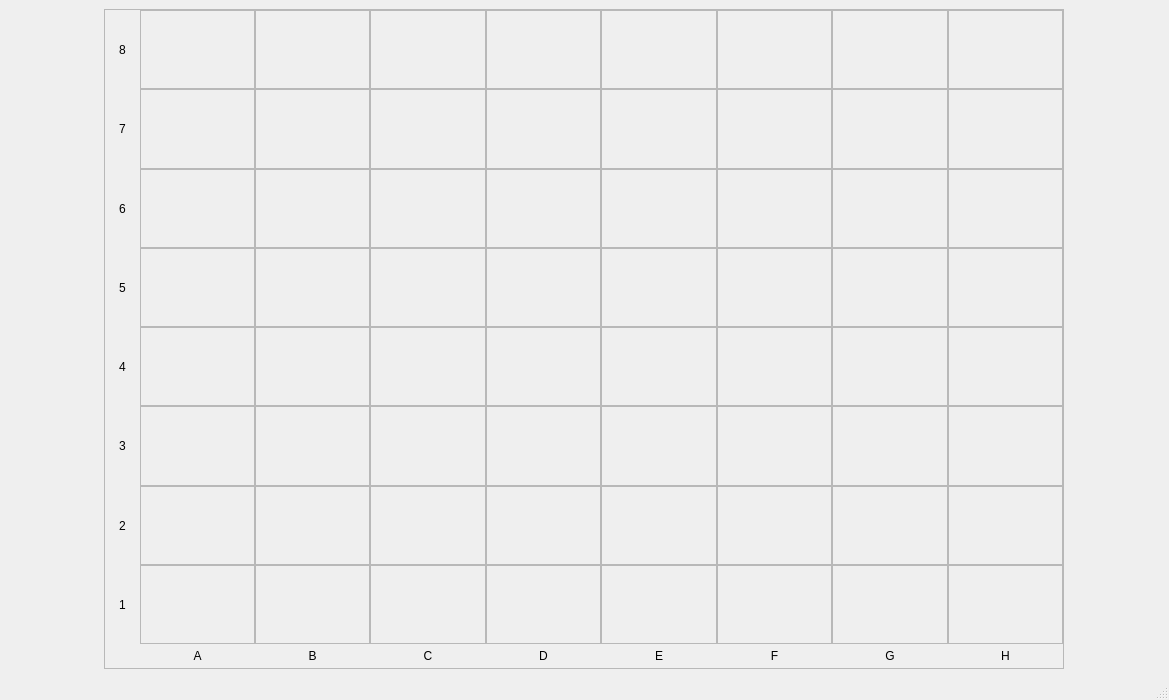
B3R63R/ChessApp, file mainwindow.ui: the form before one commit.
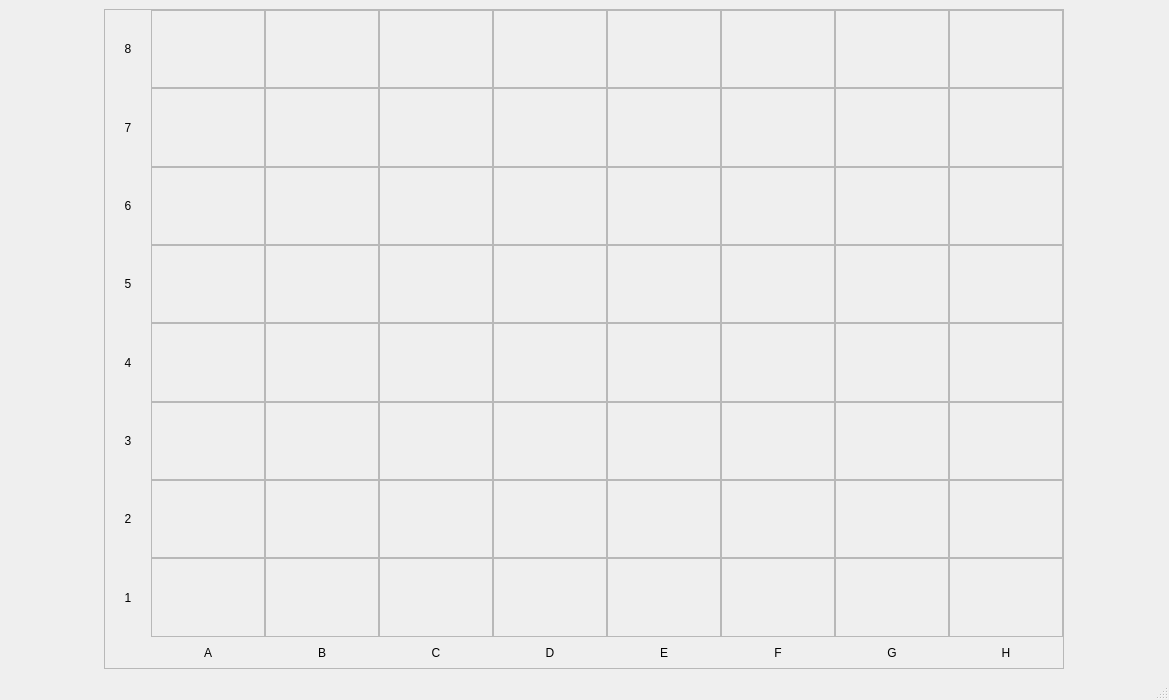
The form after the commit.

Commit message: Adjust squares size in GUI

What changed in the file:
```diff
--- a/mainwindow.ui
+++ b/mainwindow.ui
@@ -22,8 +22,8 @@
      <widget class="QFrame" name="frame">
       <property name="sizePolicy">
        <sizepolicy hsizetype="Preferred" vsizetype="Preferred">
-        <horstretch>20</horstretch>
-        <verstretch>20</verstretch>
+        <horstretch>1</horstretch>
+        <verstretch>1</verstretch>
        </sizepolicy>
       </property>
       <property name="minimumSize">
@@ -68,19 +68,19 @@
          <property name="spacing">
           <number>0</number>
          </property>
-         <item row="3" column="0">
-          <widget class="QLabel" name="label_V4">
+         <item row="4" column="4">
+          <widget class="QFrame" name="frame_D4">
            <property name="sizePolicy">
             <sizepolicy hsizetype="Preferred" vsizetype="Preferred">
-             <horstretch>3</horstretch>
-             <verstretch>0</verstretch>
+             <horstretch>5</horstretch>
+             <verstretch>5</verstretch>
             </sizepolicy>
            </property>
-           <property name="text">
-            <string>5</string>
+           <property name="frameShape">
+            <enum>QFrame::Shape::StyledPanel</enum>
            </property>
-           <property name="alignment">
-            <set>Qt::AlignmentFlag::AlignCenter</set>
+           <property name="frameShadow">
+            <enum>QFrame::Shadow::Raised</enum>
            </property>
           </widget>
          </item>
@@ -88,8 +88,8 @@
           <widget class="QFrame" name="frame_F8">
            <property name="sizePolicy">
             <sizepolicy hsizetype="Preferred" vsizetype="Preferred">
-             <horstretch>10</horstretch>
-             <verstretch>10</verstretch>
+             <horstretch>5</horstretch>
+             <verstretch>5</verstretch>
             </sizepolicy>
            </property>
            <property name="frameShape">
@@ -100,12 +100,28 @@
            </property>
           </widget>
          </item>
+         <item row="8" column="7">
+          <widget class="QLabel" name="label_H6">
+           <property name="sizePolicy">
+            <sizepolicy hsizetype="Preferred" vsizetype="Preferred">
+             <horstretch>2</horstretch>
+             <verstretch>2</verstretch>
+            </sizepolicy>
+           </property>
+           <property name="text">
+            <string>G</string>
+           </property>
+           <property name="alignment">
+            <set>Qt::AlignmentFlag::AlignCenter</set>
+           </property>
+          </widget>
+         </item>
          <item row="3" column="2">
           <widget class="QFrame" name="frame_B5">
            <property name="sizePolicy">
             <sizepolicy hsizetype="Preferred" vsizetype="Preferred">
-             <horstretch>10</horstretch>
-             <verstretch>10</verstretch>
+             <horstretch>5</horstretch>
+             <verstretch>5</verstretch>
             </sizepolicy>
            </property>
            <property name="frameShape">
@@ -120,8 +136,8 @@
           <widget class="QFrame" name="frame_C2">
            <property name="sizePolicy">
             <sizepolicy hsizetype="Preferred" vsizetype="Preferred">
-             <horstretch>10</horstretch>
-             <verstretch>10</verstretch>
+             <horstretch>5</horstretch>
+             <verstretch>5</verstretch>
             </sizepolicy>
            </property>
            <property name="frameShape">
@@ -136,8 +152,8 @@
           <widget class="QFrame" name="frame_A4">
            <property name="sizePolicy">
             <sizepolicy hsizetype="Preferred" vsizetype="Preferred">
-             <horstretch>10</horstretch>
-             <verstretch>10</verstretch>
+             <horstretch>5</horstretch>
+             <verstretch>5</verstretch>
             </sizepolicy>
            </property>
            <property name="frameShape">
@@ -148,12 +164,28 @@
            </property>
           </widget>
          </item>
+         <item row="8" column="2">
+          <widget class="QLabel" name="label_H1">
+           <property name="sizePolicy">
+            <sizepolicy hsizetype="Preferred" vsizetype="Preferred">
+             <horstretch>2</horstretch>
+             <verstretch>2</verstretch>
+            </sizepolicy>
+           </property>
+           <property name="text">
+            <string>B</string>
+           </property>
+           <property name="alignment">
+            <set>Qt::AlignmentFlag::AlignCenter</set>
+           </property>
+          </widget>
+         </item>
          <item row="6" column="8">
           <widget class="QFrame" name="frame_H2">
            <property name="sizePolicy">
             <sizepolicy hsizetype="Preferred" vsizetype="Preferred">
-             <horstretch>10</horstretch>
-             <verstretch>10</verstretch>
+             <horstretch>5</horstretch>
+             <verstretch>5</verstretch>
             </sizepolicy>
            </property>
            <property name="frameShape">
@@ -168,8 +200,8 @@
           <widget class="QFrame" name="frame_E4">
            <property name="sizePolicy">
             <sizepolicy hsizetype="Preferred" vsizetype="Preferred">
-             <horstretch>10</horstretch>
-             <verstretch>10</verstretch>
+             <horstretch>5</horstretch>
+             <verstretch>5</verstretch>
             </sizepolicy>
            </property>
            <property name="frameShape">
@@ -184,8 +216,8 @@
           <widget class="QFrame" name="frame_C8">
            <property name="sizePolicy">
             <sizepolicy hsizetype="Preferred" vsizetype="Preferred">
-             <horstretch>10</horstretch>
-             <verstretch>10</verstretch>
+             <horstretch>5</horstretch>
+             <verstretch>5</verstretch>
             </sizepolicy>
            </property>
            <property name="frameShape">
@@ -200,8 +232,8 @@
           <widget class="QFrame" name="frame_F2">
            <property name="sizePolicy">
             <sizepolicy hsizetype="Preferred" vsizetype="Preferred">
-             <horstretch>10</horstretch>
-             <verstretch>10</verstretch>
+             <horstretch>5</horstretch>
+             <verstretch>5</verstretch>
             </sizepolicy>
            </property>
            <property name="frameShape">
@@ -212,12 +244,28 @@
            </property>
           </widget>
          </item>
+         <item row="8" column="1">
+          <widget class="QLabel" name="label_H0">
+           <property name="sizePolicy">
+            <sizepolicy hsizetype="Preferred" vsizetype="Preferred">
+             <horstretch>2</horstretch>
+             <verstretch>2</verstretch>
+            </sizepolicy>
+           </property>
+           <property name="text">
+            <string>A</string>
+           </property>
+           <property name="alignment">
+            <set>Qt::AlignmentFlag::AlignCenter</set>
+           </property>
+          </widget>
+         </item>
          <item row="4" column="0">
           <widget class="QLabel" name="label_V3">
            <property name="sizePolicy">
             <sizepolicy hsizetype="Preferred" vsizetype="Preferred">
-             <horstretch>3</horstretch>
-             <verstretch>0</verstretch>
+             <horstretch>2</horstretch>
+             <verstretch>2</verstretch>
             </sizepolicy>
            </property>
            <property name="text">
@@ -232,8 +280,8 @@
           <widget class="QFrame" name="frame_C1">
            <property name="sizePolicy">
             <sizepolicy hsizetype="Preferred" vsizetype="Preferred">
-             <horstretch>10</horstretch>
-             <verstretch>10</verstretch>
+             <horstretch>5</horstretch>
+             <verstretch>5</verstretch>
             </sizepolicy>
            </property>
            <property name="frameShape">
@@ -248,8 +296,8 @@
           <widget class="QFrame" name="frame_H7">
            <property name="sizePolicy">
             <sizepolicy hsizetype="Preferred" vsizetype="Preferred">
-             <horstretch>10</horstretch>
-             <verstretch>10</verstretch>
+             <horstretch>5</horstretch>
+             <verstretch>5</verstretch>
             </sizepolicy>
            </property>
            <property name="frameShape">
@@ -260,12 +308,28 @@
            </property>
           </widget>
          </item>
+         <item row="8" column="8">
+          <widget class="QLabel" name="label_H7">
+           <property name="sizePolicy">
+            <sizepolicy hsizetype="Preferred" vsizetype="Preferred">
+             <horstretch>2</horstretch>
+             <verstretch>2</verstretch>
+            </sizepolicy>
+           </property>
+           <property name="text">
+            <string>H</string>
+           </property>
+           <property name="alignment">
+            <set>Qt::AlignmentFlag::AlignCenter</set>
+           </property>
+          </widget>
+         </item>
          <item row="5" column="3">
           <widget class="QFrame" name="frame_C3">
            <property name="sizePolicy">
             <sizepolicy hsizetype="Preferred" vsizetype="Preferred">
-             <horstretch>10</horstretch>
-             <verstretch>10</verstretch>
+             <horstretch>5</horstretch>
+             <verstretch>5</verstretch>
             </sizepolicy>
            </property>
            <property name="frameShape">
@@ -280,8 +344,8 @@
           <widget class="QFrame" name="frame_A6">
            <property name="sizePolicy">
             <sizepolicy hsizetype="Preferred" vsizetype="Preferred">
-             <horstretch>10</horstretch>
-             <verstretch>10</verstretch>
+             <horstretch>5</horstretch>
+             <verstretch>5</verstretch>
             </sizepolicy>
            </property>
            <property name="frameShape">
@@ -296,8 +360,8 @@
           <widget class="QLabel" name="label_V2">
            <property name="sizePolicy">
             <sizepolicy hsizetype="Preferred" vsizetype="Preferred">
-             <horstretch>3</horstretch>
-             <verstretch>0</verstretch>
+             <horstretch>2</horstretch>
+             <verstretch>2</verstretch>
             </sizepolicy>
            </property>
            <property name="text">
@@ -312,8 +376,8 @@
           <widget class="QFrame" name="frame_F3">
            <property name="sizePolicy">
             <sizepolicy hsizetype="Preferred" vsizetype="Preferred">
-             <horstretch>10</horstretch>
-             <verstretch>10</verstretch>
+             <horstretch>5</horstretch>
+             <verstretch>5</verstretch>
             </sizepolicy>
            </property>
            <property name="frameShape">
@@ -328,8 +392,8 @@
           <widget class="QFrame" name="frame_A3">
            <property name="sizePolicy">
             <sizepolicy hsizetype="Preferred" vsizetype="Preferred">
-             <horstretch>10</horstretch>
-             <verstretch>10</verstretch>
+             <horstretch>5</horstretch>
+             <verstretch>5</verstretch>
             </sizepolicy>
            </property>
            <property name="frameShape">
@@ -344,8 +408,8 @@
           <widget class="QFrame" name="frame_B7">
            <property name="sizePolicy">
             <sizepolicy hsizetype="Preferred" vsizetype="Preferred">
-             <horstretch>10</horstretch>
-             <verstretch>10</verstretch>
+             <horstretch>5</horstretch>
+             <verstretch>5</verstretch>
             </sizepolicy>
            </property>
            <property name="frameShape">
@@ -360,8 +424,8 @@
           <widget class="QFrame" name="frame_C7">
            <property name="sizePolicy">
             <sizepolicy hsizetype="Preferred" vsizetype="Preferred">
-             <horstretch>10</horstretch>
-             <verstretch>10</verstretch>
+             <horstretch>5</horstretch>
+             <verstretch>5</verstretch>
             </sizepolicy>
            </property>
            <property name="frameShape">
@@ -376,8 +440,8 @@
           <widget class="QFrame" name="frame_A1">
            <property name="sizePolicy">
             <sizepolicy hsizetype="Preferred" vsizetype="Preferred">
-             <horstretch>10</horstretch>
-             <verstretch>10</verstretch>
+             <horstretch>5</horstretch>
+             <verstretch>5</verstretch>
             </sizepolicy>
            </property>
            <property name="frameShape">
@@ -393,8 +457,8 @@
           <widget class="QFrame" name="frame_D7">
            <property name="sizePolicy">
             <sizepolicy hsizetype="Preferred" vsizetype="Preferred">
-             <horstretch>10</horstretch>
-             <verstretch>10</verstretch>
+             <horstretch>5</horstretch>
+             <verstretch>5</verstretch>
             </sizepolicy>
            </property>
            <property name="frameShape">
@@ -405,12 +469,28 @@
            </property>
           </widget>
          </item>
+         <item row="8" column="4">
+          <widget class="QLabel" name="label_H3">
+           <property name="sizePolicy">
+            <sizepolicy hsizetype="Preferred" vsizetype="Preferred">
+             <horstretch>2</horstretch>
+             <verstretch>2</verstretch>
+            </sizepolicy>
+           </property>
+           <property name="text">
+            <string>D</string>
+           </property>
+           <property name="alignment">
+            <set>Qt::AlignmentFlag::AlignCenter</set>
+           </property>
+          </widget>
+         </item>
          <item row="2" column="6">
           <widget class="QFrame" name="frame_F6">
            <property name="sizePolicy">
             <sizepolicy hsizetype="Preferred" vsizetype="Preferred">
-             <horstretch>10</horstretch>
-             <verstretch>10</verstretch>
+             <horstretch>5</horstretch>
+             <verstretch>5</verstretch>
             </sizepolicy>
            </property>
            <property name="frameShape">
@@ -425,8 +505,8 @@
           <widget class="QFrame" name="frame_B2">
            <property name="sizePolicy">
             <sizepolicy hsizetype="Preferred" vsizetype="Preferred">
-             <horstretch>10</horstretch>
-             <verstretch>10</verstretch>
+             <horstretch>5</horstretch>
+             <verstretch>5</verstretch>
             </sizepolicy>
            </property>
            <property name="frameShape">
@@ -441,8 +521,8 @@
           <widget class="QFrame" name="frame_E5">
            <property name="sizePolicy">
             <sizepolicy hsizetype="Preferred" vsizetype="Preferred">
-             <horstretch>10</horstretch>
-             <verstretch>10</verstretch>
+             <horstretch>5</horstretch>
+             <verstretch>5</verstretch>
             </sizepolicy>
            </property>
            <property name="frameShape">
@@ -457,8 +537,8 @@
           <widget class="QFrame" name="frame_E3">
            <property name="sizePolicy">
             <sizepolicy hsizetype="Preferred" vsizetype="Preferred">
-             <horstretch>10</horstretch>
-             <verstretch>10</verstretch>
+             <horstretch>5</horstretch>
+             <verstretch>5</verstretch>
             </sizepolicy>
            </property>
            <property name="frameShape">
@@ -469,12 +549,28 @@
            </property>
           </widget>
          </item>
+         <item row="8" column="3">
+          <widget class="QLabel" name="label_H2">
+           <property name="sizePolicy">
+            <sizepolicy hsizetype="Preferred" vsizetype="Preferred">
+             <horstretch>2</horstretch>
+             <verstretch>2</verstretch>
+            </sizepolicy>
+           </property>
+           <property name="text">
+            <string>C</string>
+           </property>
+           <property name="alignment">
+            <set>Qt::AlignmentFlag::AlignCenter</set>
+           </property>
+          </widget>
+         </item>
          <item row="6" column="5">
           <widget class="QFrame" name="frame_E2">
            <property name="sizePolicy">
             <sizepolicy hsizetype="Preferred" vsizetype="Preferred">
-             <horstretch>10</horstretch>
-             <verstretch>10</verstretch>
+             <horstretch>5</horstretch>
+             <verstretch>5</verstretch>
             </sizepolicy>
            </property>
            <property name="frameShape">
@@ -489,8 +585,8 @@
           <widget class="QFrame" name="frame_H8">
            <property name="sizePolicy">
             <sizepolicy hsizetype="Preferred" vsizetype="Preferred">
-             <horstretch>10</horstretch>
-             <verstretch>10</verstretch>
+             <horstretch>5</horstretch>
+             <verstretch>5</verstretch>
             </sizepolicy>
            </property>
            <property name="frameShape">
@@ -505,8 +601,8 @@
           <widget class="QFrame" name="frame_G5">
            <property name="sizePolicy">
             <sizepolicy hsizetype="Preferred" vsizetype="Preferred">
-             <horstretch>10</horstretch>
-             <verstretch>10</verstretch>
+             <horstretch>5</horstretch>
+             <verstretch>5</verstretch>
             </sizepolicy>
            </property>
            <property name="frameShape">
@@ -517,12 +613,28 @@
            </property>
           </widget>
          </item>
+         <item row="8" column="5">
+          <widget class="QLabel" name="label_H4">
+           <property name="sizePolicy">
+            <sizepolicy hsizetype="Preferred" vsizetype="Preferred">
+             <horstretch>2</horstretch>
+             <verstretch>2</verstretch>
+            </sizepolicy>
+           </property>
+           <property name="text">
+            <string>E</string>
+           </property>
+           <property name="alignment">
+            <set>Qt::AlignmentFlag::AlignCenter</set>
+           </property>
+          </widget>
+         </item>
          <item row="4" column="2">
           <widget class="QFrame" name="frame_B4">
            <property name="sizePolicy">
             <sizepolicy hsizetype="Preferred" vsizetype="Preferred">
-             <horstretch>10</horstretch>
-             <verstretch>10</verstretch>
+             <horstretch>5</horstretch>
+             <verstretch>5</verstretch>
             </sizepolicy>
            </property>
            <property name="frameShape">
@@ -537,8 +649,8 @@
           <widget class="QFrame" name="frame_A7">
            <property name="sizePolicy">
             <sizepolicy hsizetype="Preferred" vsizetype="Preferred">
-             <horstretch>10</horstretch>
-             <verstretch>10</verstretch>
+             <horstretch>5</horstretch>
+             <verstretch>5</verstretch>
             </sizepolicy>
            </property>
            <property name="frameShape">
@@ -553,8 +665,8 @@
           <widget class="QFrame" name="frame_G2">
            <property name="sizePolicy">
             <sizepolicy hsizetype="Preferred" vsizetype="Preferred">
-             <horstretch>10</horstretch>
-             <verstretch>10</verstretch>
+             <horstretch>5</horstretch>
+             <verstretch>5</verstretch>
             </sizepolicy>
            </property>
            <property name="frameShape">
@@ -569,8 +681,8 @@
           <widget class="QFrame" name="frame_G4">
            <property name="sizePolicy">
             <sizepolicy hsizetype="Preferred" vsizetype="Preferred">
-             <horstretch>10</horstretch>
-             <verstretch>10</verstretch>
+             <horstretch>5</horstretch>
+             <verstretch>5</verstretch>
             </sizepolicy>
            </property>
            <property name="frameShape">
@@ -585,8 +697,8 @@
           <widget class="QFrame" name="frame_H5">
            <property name="sizePolicy">
             <sizepolicy hsizetype="Preferred" vsizetype="Preferred">
-             <horstretch>10</horstretch>
-             <verstretch>10</verstretch>
+             <horstretch>5</horstretch>
+             <verstretch>5</verstretch>
             </sizepolicy>
            </property>
            <property name="frameShape">
@@ -601,8 +713,8 @@
           <widget class="QFrame" name="frame_E7">
            <property name="sizePolicy">
             <sizepolicy hsizetype="Preferred" vsizetype="Preferred">
-             <horstretch>10</horstretch>
-             <verstretch>10</verstretch>
+             <horstretch>5</horstretch>
+             <verstretch>5</verstretch>
             </sizepolicy>
            </property>
            <property name="frameShape">
@@ -617,8 +729,8 @@
           <widget class="QFrame" name="frame_G6">
            <property name="sizePolicy">
             <sizepolicy hsizetype="Preferred" vsizetype="Preferred">
-             <horstretch>10</horstretch>
-             <verstretch>10</verstretch>
+             <horstretch>5</horstretch>
+             <verstretch>5</verstretch>
             </sizepolicy>
            </property>
            <property name="frameShape">
@@ -633,8 +745,8 @@
           <widget class="QFrame" name="frame_H6">
            <property name="sizePolicy">
             <sizepolicy hsizetype="Preferred" vsizetype="Preferred">
-             <horstretch>10</horstretch>
-             <verstretch>10</verstretch>
+             <horstretch>5</horstretch>
+             <verstretch>5</verstretch>
             </sizepolicy>
            </property>
            <property name="frameShape">
@@ -649,8 +761,8 @@
           <widget class="QFrame" name="frame_H1">
            <property name="sizePolicy">
             <sizepolicy hsizetype="Preferred" vsizetype="Preferred">
-             <horstretch>10</horstretch>
-             <verstretch>10</verstretch>
+             <horstretch>5</horstretch>
+             <verstretch>5</verstretch>
             </sizepolicy>
            </property>
            <property name="frameShape">
@@ -665,8 +777,8 @@
           <widget class="QFrame" name="frame_G8">
            <property name="sizePolicy">
             <sizepolicy hsizetype="Preferred" vsizetype="Preferred">
-             <horstretch>10</horstretch>
-             <verstretch>10</verstretch>
+             <horstretch>5</horstretch>
+             <verstretch>5</verstretch>
             </sizepolicy>
            </property>
            <property name="frameShape">
@@ -681,8 +793,8 @@
           <widget class="QFrame" name="frame_G1">
            <property name="sizePolicy">
             <sizepolicy hsizetype="Preferred" vsizetype="Preferred">
-             <horstretch>10</horstretch>
-             <verstretch>10</verstretch>
+             <horstretch>5</horstretch>
+             <verstretch>5</verstretch>
             </sizepolicy>
            </property>
            <property name="frameShape">
@@ -697,8 +809,8 @@
           <widget class="QFrame" name="frame_D2">
            <property name="sizePolicy">
             <sizepolicy hsizetype="Preferred" vsizetype="Preferred">
-             <horstretch>10</horstretch>
-             <verstretch>10</verstretch>
+             <horstretch>5</horstretch>
+             <verstretch>5</verstretch>
             </sizepolicy>
            </property>
            <property name="frameShape">
@@ -713,8 +825,8 @@
           <widget class="QFrame" name="frame_G7">
            <property name="sizePolicy">
             <sizepolicy hsizetype="Preferred" vsizetype="Preferred">
-             <horstretch>10</horstretch>
-             <verstretch>10</verstretch>
+             <horstretch>5</horstretch>
+             <verstretch>5</verstretch>
             </sizepolicy>
            </property>
            <property name="frameShape">
@@ -729,8 +841,8 @@
           <widget class="QLabel" name="label_V5">
            <property name="sizePolicy">
             <sizepolicy hsizetype="Preferred" vsizetype="Preferred">
-             <horstretch>3</horstretch>
-             <verstretch>0</verstretch>
+             <horstretch>2</horstretch>
+             <verstretch>2</verstretch>
             </sizepolicy>
            </property>
            <property name="text">
@@ -741,28 +853,12 @@
            </property>
           </widget>
          </item>
-         <item row="0" column="0">
-          <widget class="QLabel" name="label_V7">
-           <property name="sizePolicy">
-            <sizepolicy hsizetype="Preferred" vsizetype="Preferred">
-             <horstretch>3</horstretch>
-             <verstretch>0</verstretch>
-            </sizepolicy>
-           </property>
-           <property name="text">
-            <string>8</string>
-           </property>
-           <property name="alignment">
-            <set>Qt::AlignmentFlag::AlignCenter</set>
-           </property>
-          </widget>
-         </item>
          <item row="7" column="6">
           <widget class="QFrame" name="frame_F1">
            <property name="sizePolicy">
             <sizepolicy hsizetype="Preferred" vsizetype="Preferred">
-             <horstretch>10</horstretch>
-             <verstretch>10</verstretch>
+             <horstretch>5</horstretch>
+             <verstretch>5</verstretch>
             </sizepolicy>
            </property>
            <property name="frameShape">
@@ -777,8 +873,8 @@
           <widget class="QFrame" name="frame_F4">
            <property name="sizePolicy">
             <sizepolicy hsizetype="Preferred" vsizetype="Preferred">
-             <horstretch>10</horstretch>
-             <verstretch>10</verstretch>
+             <horstretch>5</horstretch>
+             <verstretch>5</verstretch>
             </sizepolicy>
            </property>
            <property name="frameShape">
@@ -793,8 +889,8 @@
           <widget class="QFrame" name="frame_A5">
            <property name="sizePolicy">
             <sizepolicy hsizetype="Preferred" vsizetype="Preferred">
-             <horstretch>10</horstretch>
-             <verstretch>10</verstretch>
+             <horstretch>5</horstretch>
+             <verstretch>5</verstretch>
             </sizepolicy>
            </property>
            <property name="frameShape">
@@ -809,8 +905,8 @@
           <widget class="QFrame" name="frame_D3">
            <property name="sizePolicy">
             <sizepolicy hsizetype="Preferred" vsizetype="Preferred">
-             <horstretch>10</horstretch>
-             <verstretch>10</verstretch>
+             <horstretch>5</horstretch>
+             <verstretch>5</verstretch>
             </sizepolicy>
            </property>
            <property name="frameShape">
@@ -821,12 +917,28 @@
            </property>
           </widget>
          </item>
+         <item row="8" column="6">
+          <widget class="QLabel" name="label_H5">
+           <property name="sizePolicy">
+            <sizepolicy hsizetype="Preferred" vsizetype="Preferred">
+             <horstretch>2</horstretch>
+             <verstretch>2</verstretch>
+            </sizepolicy>
+           </property>
+           <property name="text">
+            <string>F</string>
+           </property>
+           <property name="alignment">
+            <set>Qt::AlignmentFlag::AlignCenter</set>
+           </property>
+          </widget>
+         </item>
          <item row="6" column="1">
           <widget class="QFrame" name="frame_A2">
            <property name="sizePolicy">
             <sizepolicy hsizetype="Preferred" vsizetype="Preferred">
-             <horstretch>10</horstretch>
-             <verstretch>10</verstretch>
+             <horstretch>5</horstretch>
+             <verstretch>5</verstretch>
             </sizepolicy>
            </property>
            <property name="frameShape">
@@ -841,8 +953,8 @@
           <widget class="QFrame" name="frame_D5">
            <property name="sizePolicy">
             <sizepolicy hsizetype="Preferred" vsizetype="Preferred">
-             <horstretch>10</horstretch>
-             <verstretch>10</verstretch>
+             <horstretch>5</horstretch>
+             <verstretch>5</verstretch>
             </sizepolicy>
            </property>
            <property name="frameShape">
@@ -857,8 +969,8 @@
           <widget class="QFrame" name="frame_F7">
            <property name="sizePolicy">
             <sizepolicy hsizetype="Preferred" vsizetype="Preferred">
-             <horstretch>10</horstretch>
-             <verstretch>10</verstretch>
+             <horstretch>5</horstretch>
+             <verstretch>5</verstretch>
             </sizepolicy>
            </property>
            <property name="frameShape">
@@ -873,8 +985,8 @@
           <widget class="QFrame" name="frame_C5">
            <property name="sizePolicy">
             <sizepolicy hsizetype="Preferred" vsizetype="Preferred">
-             <horstretch>10</horstretch>
-             <verstretch>10</verstretch>
+             <horstretch>5</horstretch>
+             <verstretch>5</verstretch>
             </sizepolicy>
            </property>
            <property name="frameShape">
@@ -889,8 +1001,8 @@
           <widget class="QLabel" name="label_V0">
            <property name="sizePolicy">
             <sizepolicy hsizetype="Preferred" vsizetype="Preferred">
-             <horstretch>3</horstretch>
-             <verstretch>0</verstretch>
+             <horstretch>2</horstretch>
+             <verstretch>2</verstretch>
             </sizepolicy>
            </property>
            <property name="text">
@@ -905,8 +1017,8 @@
           <widget class="QFrame" name="frame_B1">
            <property name="sizePolicy">
             <sizepolicy hsizetype="Preferred" vsizetype="Preferred">
-             <horstretch>10</horstretch>
-             <verstretch>10</verstretch>
+             <horstretch>5</horstretch>
+             <verstretch>5</verstretch>
             </sizepolicy>
            </property>
            <property name="frameShape">
@@ -921,8 +1033,8 @@
           <widget class="QFrame" name="frame_D1">
            <property name="sizePolicy">
             <sizepolicy hsizetype="Preferred" vsizetype="Preferred">
-             <horstretch>10</horstretch>
-             <verstretch>10</verstretch>
+             <horstretch>5</horstretch>
+             <verstretch>5</verstretch>
             </sizepolicy>
            </property>
            <property name="frameShape">
@@ -937,8 +1049,8 @@
           <widget class="QFrame" name="frame_B8">
            <property name="sizePolicy">
             <sizepolicy hsizetype="Preferred" vsizetype="Preferred">
-             <horstretch>10</horstretch>
-             <verstretch>10</verstretch>
+             <horstretch>5</horstretch>
+             <verstretch>5</verstretch>
             </sizepolicy>
            </property>
            <property name="frameShape">
@@ -953,8 +1065,8 @@
           <widget class="QFrame" name="frame_E1">
            <property name="sizePolicy">
             <sizepolicy hsizetype="Preferred" vsizetype="Preferred">
-             <horstretch>10</horstretch>
-             <verstretch>10</verstretch>
+             <horstretch>5</horstretch>
+             <verstretch>5</verstretch>
             </sizepolicy>
            </property>
            <property name="frameShape">
@@ -969,8 +1081,8 @@
           <widget class="QFrame" name="frame_B6">
            <property name="sizePolicy">
             <sizepolicy hsizetype="Preferred" vsizetype="Preferred">
-             <horstretch>10</horstretch>
-             <verstretch>10</verstretch>
+             <horstretch>5</horstretch>
+             <verstretch>5</verstretch>
             </sizepolicy>
            </property>
            <property name="frameShape">
@@ -985,8 +1097,8 @@
           <widget class="QFrame" name="frame_E6">
            <property name="sizePolicy">
             <sizepolicy hsizetype="Preferred" vsizetype="Preferred">
-             <horstretch>10</horstretch>
-             <verstretch>10</verstretch>
+             <horstretch>5</horstretch>
+             <verstretch>5</verstretch>
             </sizepolicy>
            </property>
            <property name="frameShape">
@@ -1001,8 +1113,8 @@
           <widget class="QFrame" name="frame_C6">
            <property name="sizePolicy">
             <sizepolicy hsizetype="Preferred" vsizetype="Preferred">
-             <horstretch>10</horstretch>
-             <verstretch>10</verstretch>
+             <horstretch>5</horstretch>
+             <verstretch>5</verstretch>
             </sizepolicy>
            </property>
            <property name="frameShape">
@@ -1017,8 +1129,8 @@
           <widget class="QFrame" name="frame_E8">
            <property name="sizePolicy">
             <sizepolicy hsizetype="Preferred" vsizetype="Preferred">
-             <horstretch>10</horstretch>
-             <verstretch>10</verstretch>
+             <horstretch>5</horstretch>
+             <verstretch>5</verstretch>
             </sizepolicy>
            </property>
            <property name="frameShape">
@@ -1033,8 +1145,8 @@
           <widget class="QFrame" name="frame_B3">
            <property name="sizePolicy">
             <sizepolicy hsizetype="Preferred" vsizetype="Preferred">
-             <horstretch>10</horstretch>
-             <verstretch>10</verstretch>
+             <horstretch>5</horstretch>
+             <verstretch>5</verstretch>
             </sizepolicy>
            </property>
            <property name="frameShape">
@@ -1049,8 +1161,8 @@
           <widget class="QFrame" name="frame_D6">
            <property name="sizePolicy">
             <sizepolicy hsizetype="Preferred" vsizetype="Preferred">
-             <horstretch>10</horstretch>
-             <verstretch>10</verstretch>
+             <horstretch>5</horstretch>
+             <verstretch>5</verstretch>
             </sizepolicy>
            </property>
            <property name="frameShape">
@@ -1065,8 +1177,8 @@
           <widget class="QFrame" name="frame_D8">
            <property name="sizePolicy">
             <sizepolicy hsizetype="Preferred" vsizetype="Preferred">
-             <horstretch>10</horstretch>
-             <verstretch>10</verstretch>
+             <horstretch>5</horstretch>
+             <verstretch>5</verstretch>
             </sizepolicy>
            </property>
            <property name="frameShape">
@@ -1081,8 +1193,8 @@
           <widget class="QFrame" name="frame_G3">
            <property name="sizePolicy">
             <sizepolicy hsizetype="Preferred" vsizetype="Preferred">
-             <horstretch>10</horstretch>
-             <verstretch>10</verstretch>
+             <horstretch>5</horstretch>
+             <verstretch>5</verstretch>
             </sizepolicy>
            </property>
            <property name="frameShape">
@@ -1097,8 +1209,8 @@
           <widget class="QLabel" name="label_V6">
            <property name="sizePolicy">
             <sizepolicy hsizetype="Preferred" vsizetype="Preferred">
-             <horstretch>3</horstretch>
-             <verstretch>0</verstretch>
+             <horstretch>2</horstretch>
+             <verstretch>2</verstretch>
             </sizepolicy>
            </property>
            <property name="text">
@@ -1113,8 +1225,8 @@
           <widget class="QLabel" name="label_V1">
            <property name="sizePolicy">
             <sizepolicy hsizetype="Preferred" vsizetype="Preferred">
-             <horstretch>3</horstretch>
-             <verstretch>0</verstretch>
+             <horstretch>2</horstretch>
+             <verstretch>2</verstretch>
             </sizepolicy>
            </property>
            <property name="text">
@@ -1129,8 +1241,8 @@
           <widget class="QFrame" name="frame_A8">
            <property name="sizePolicy">
             <sizepolicy hsizetype="Preferred" vsizetype="Preferred">
-             <horstretch>10</horstretch>
-             <verstretch>10</verstretch>
+             <horstretch>5</horstretch>
+             <verstretch>5</verstretch>
             </sizepolicy>
            </property>
            <property name="frameShape">
@@ -1145,8 +1257,8 @@
           <widget class="QFrame" name="frame_H3">
            <property name="sizePolicy">
             <sizepolicy hsizetype="Preferred" vsizetype="Preferred">
-             <horstretch>10</horstretch>
-             <verstretch>10</verstretch>
+             <horstretch>5</horstretch>
+             <verstretch>5</verstretch>
             </sizepolicy>
            </property>
            <property name="frameShape">
@@ -1161,8 +1273,8 @@
           <widget class="QFrame" name="frame_H4">
            <property name="sizePolicy">
             <sizepolicy hsizetype="Preferred" vsizetype="Preferred">
-             <horstretch>10</horstretch>
-             <verstretch>10</verstretch>
+             <horstretch>5</horstretch>
+             <verstretch>5</verstretch>
             </sizepolicy>
            </property>
            <property name="frameShape">
@@ -1177,8 +1289,8 @@
           <widget class="QFrame" name="frame_F5">
            <property name="sizePolicy">
             <sizepolicy hsizetype="Preferred" vsizetype="Preferred">
-             <horstretch>10</horstretch>
-             <verstretch>10</verstretch>
+             <horstretch>5</horstretch>
+             <verstretch>5</verstretch>
             </sizepolicy>
            </property>
            <property name="frameShape">
@@ -1189,19 +1301,19 @@
            </property>
           </widget>
          </item>
-         <item row="4" column="4">
-          <widget class="QFrame" name="frame_D4">
+         <item row="3" column="0">
+          <widget class="QLabel" name="label_V4">
            <property name="sizePolicy">
             <sizepolicy hsizetype="Preferred" vsizetype="Preferred">
-             <horstretch>10</horstretch>
-             <verstretch>10</verstretch>
+             <horstretch>2</horstretch>
+             <verstretch>2</verstretch>
             </sizepolicy>
            </property>
-           <property name="frameShape">
-            <enum>QFrame::Shape::StyledPanel</enum>
+           <property name="text">
+            <string>5</string>
            </property>
-           <property name="frameShadow">
-            <enum>QFrame::Shadow::Raised</enum>
+           <property name="alignment">
+            <set>Qt::AlignmentFlag::AlignCenter</set>
            </property>
           </widget>
          </item>
@@ -1209,8 +1321,8 @@
           <widget class="QFrame" name="frame_C4">
            <property name="sizePolicy">
             <sizepolicy hsizetype="Preferred" vsizetype="Preferred">
-             <horstretch>10</horstretch>
-             <verstretch>10</verstretch>
+             <horstretch>5</horstretch>
+             <verstretch>5</verstretch>
             </sizepolicy>
            </property>
            <property name="frameShape">
@@ -1221,128 +1333,16 @@
            </property>
           </widget>
          </item>
-         <item row="8" column="1">
-          <widget class="QLabel" name="label_H0">
+         <item row="0" column="0">
+          <widget class="QLabel" name="label_V7">
            <property name="sizePolicy">
             <sizepolicy hsizetype="Preferred" vsizetype="Preferred">
-             <horstretch>0</horstretch>
-             <verstretch>3</verstretch>
+             <horstretch>2</horstretch>
+             <verstretch>2</verstretch>
             </sizepolicy>
            </property>
            <property name="text">
-            <string>A</string>
-           </property>
-           <property name="alignment">
-            <set>Qt::AlignmentFlag::AlignCenter</set>
-           </property>
-          </widget>
-         </item>
-         <item row="8" column="2">
-          <widget class="QLabel" name="label_H1">
-           <property name="sizePolicy">
-            <sizepolicy hsizetype="Preferred" vsizetype="Preferred">
-             <horstretch>0</horstretch>
-             <verstretch>3</verstretch>
-            </sizepolicy>
-           </property>
-           <property name="text">
-            <string>B</string>
-           </property>
-           <property name="alignment">
-            <set>Qt::AlignmentFlag::AlignCenter</set>
-           </property>
-          </widget>
-         </item>
-         <item row="8" column="3">
-          <widget class="QLabel" name="label_H2">
-           <property name="sizePolicy">
-            <sizepolicy hsizetype="Preferred" vsizetype="Preferred">
-             <horstretch>0</horstretch>
-             <verstretch>3</verstretch>
-            </sizepolicy>
-           </property>
-           <property name="text">
-            <string>C</string>
-           </property>
-           <property name="alignment">
-            <set>Qt::AlignmentFlag::AlignCenter</set>
-           </property>
-          </widget>
-         </item>
-         <item row="8" column="4">
-          <widget class="QLabel" name="label_H3">
-           <property name="sizePolicy">
-            <sizepolicy hsizetype="Preferred" vsizetype="Preferred">
-             <horstretch>0</horstretch>
-             <verstretch>3</verstretch>
-            </sizepolicy>
-           </property>
-           <property name="text">
-            <string>D</string>
-           </property>
-           <property name="alignment">
-            <set>Qt::AlignmentFlag::AlignCenter</set>
-           </property>
-          </widget>
-         </item>
-         <item row="8" column="5">
-          <widget class="QLabel" name="label_H4">
-           <property name="sizePolicy">
-            <sizepolicy hsizetype="Preferred" vsizetype="Preferred">
-             <horstretch>0</horstretch>
-             <verstretch>3</verstretch>
-            </sizepolicy>
-           </property>
-           <property name="text">
-            <string>E</string>
-           </property>
-           <property name="alignment">
-            <set>Qt::AlignmentFlag::AlignCenter</set>
-           </property>
-          </widget>
-         </item>
-         <item row="8" column="6">
-          <widget class="QLabel" name="label_H5">
-           <property name="sizePolicy">
-            <sizepolicy hsizetype="Preferred" vsizetype="Preferred">
-             <horstretch>0</horstretch>
-             <verstretch>3</verstretch>
-            </sizepolicy>
-           </property>
-           <property name="text">
-            <string>F</string>
-           </property>
-           <property name="alignment">
-            <set>Qt::AlignmentFlag::AlignCenter</set>
-           </property>
-          </widget>
-         </item>
-         <item row="8" column="7">
-          <widget class="QLabel" name="label_H6">
-           <property name="sizePolicy">
-            <sizepolicy hsizetype="Preferred" vsizetype="Preferred">
-             <horstretch>0</horstretch>
-             <verstretch>3</verstretch>
-            </sizepolicy>
-           </property>
-           <property name="text">
-            <string>G</string>
-           </property>
-           <property name="alignment">
-            <set>Qt::AlignmentFlag::AlignCenter</set>
-           </property>
-          </widget>
-         </item>
-         <item row="8" column="8">
-          <widget class="QLabel" name="label_H7">
-           <property name="sizePolicy">
-            <sizepolicy hsizetype="Preferred" vsizetype="Preferred">
-             <horstretch>0</horstretch>
-             <verstretch>3</verstretch>
-            </sizepolicy>
-           </property>
-           <property name="text">
-            <string>H</string>
+            <string>8</string>
            </property>
            <property name="alignment">
             <set>Qt::AlignmentFlag::AlignCenter</set>
```
The commit also changes 6 other files.
